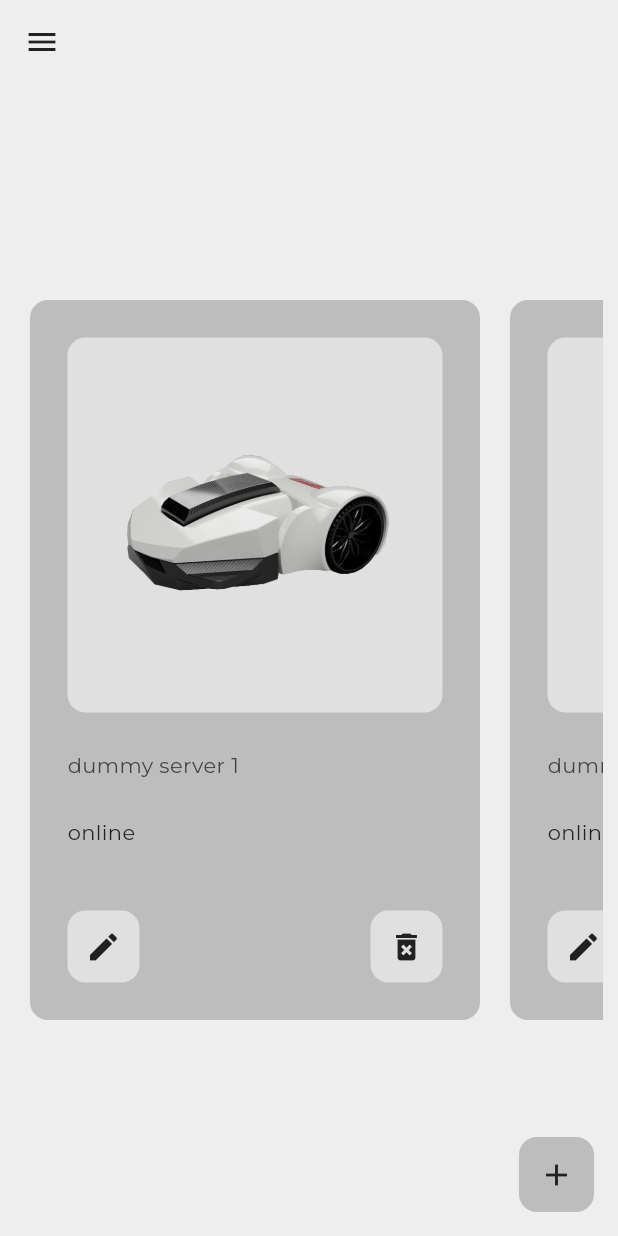
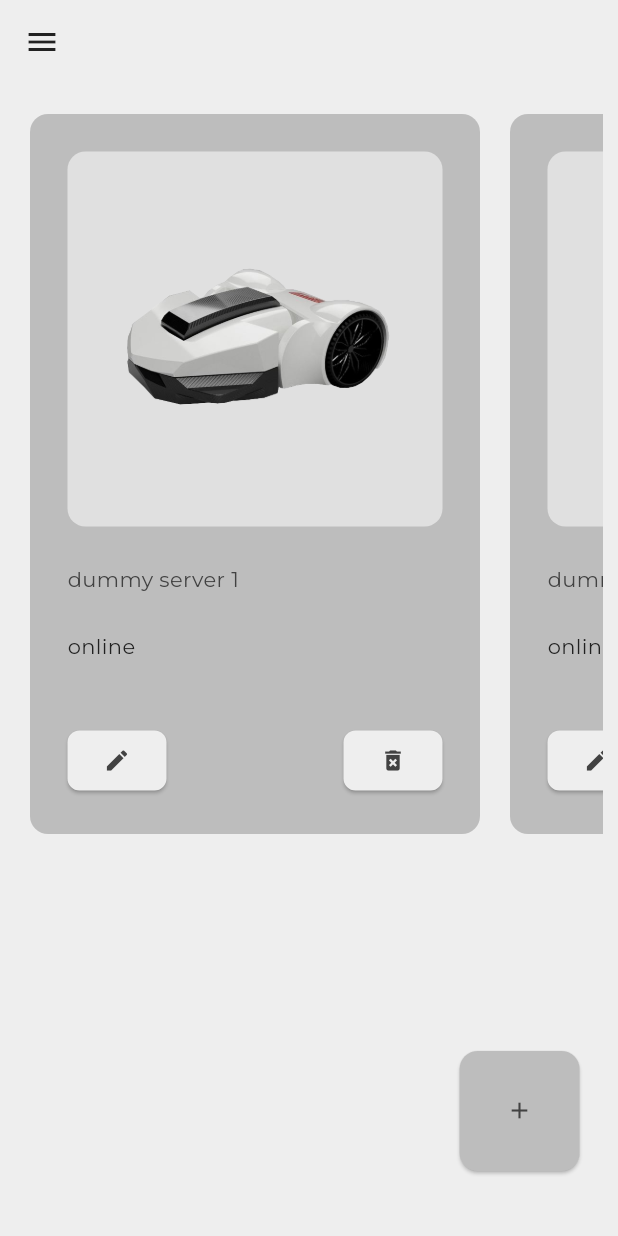
Before and after one commit to EinEinfach/CaSSAndRA_native, a Flutter app: the screen it shows after launch, on a phone screen of 412 x 824 dp. Run offline on Flutter 3.47's test engine with Material 3 defaults, Android fonts, the phone set to English and light mode, and no system bars; drawn by our look-alikes of flutter_animate; our stand-ins replace bootstrap_icons, google_fonts, google_nav_bar; missing offline and left inert: mqtt_client, polygon.

Commit message:
Add remove server on servers page

```diff
--- a/cassandra_native/lib/components/server_page/server_item.dart
+++ /dev/null
@@ -1,84 +0,0 @@
-import 'package:flutter/material.dart';
-
-import 'package:cassandra_native/models/server.dart';
-
-class ServerItem extends StatelessWidget {
-  final Server server;
-  final void Function()? onTap;
-
-  const ServerItem({
-    super.key,
-    required this.server,
-    required this.onTap,
-  });
-
-
-  @override
-  Widget build(BuildContext context) {
-    return Container(
-        decoration: BoxDecoration(
-          color: Theme.of(context).colorScheme.primary,
-          borderRadius: BorderRadius.circular(12),
-        ),
-        margin: const EdgeInsets.all(10),
-        padding: const EdgeInsets.all(25),
-        width: 300,
-        child: Column(
-          crossAxisAlignment: CrossAxisAlignment.start,
-          mainAxisAlignment: MainAxisAlignment.spaceBetween,
-          children: [
-            Column(
-              crossAxisAlignment: CrossAxisAlignment.start,
-              children: [
-                AspectRatio(
-                  aspectRatio: 1,
-                  child: Container(
-                    decoration: BoxDecoration(
-                      color: Theme.of(context).colorScheme.secondary,
-                      borderRadius: BorderRadius.circular(12),
-                    ),
-                    width: double.infinity,
-                    padding: const EdgeInsets.all(25),
-                    child: categoryImages[server.category],
-                  ),
-                ),
-                const SizedBox(
-                  height: 25,
-                ),
-                Text(
-                  server.clientId,
-                  style: TextStyle(
-                      color: Theme.of(context).colorScheme.inversePrimary),
-                ),
-                const SizedBox(
-                  height: 25,
-                ),
-                const Text("online"),
-              ],
-            ),
-            Row(mainAxisAlignment: MainAxisAlignment.spaceBetween, children: [
-              Container(
-                decoration: BoxDecoration(
-                  color: Theme.of(context).colorScheme.secondary,
-                  borderRadius: BorderRadius.circular(12),
-                ),
-                child: IconButton(
-                  onPressed: () {},
-                  icon: const Icon(Icons.edit),
-                ),
-              ),
-              Container(
-                decoration: BoxDecoration(
-                  color: Theme.of(context).colorScheme.secondary,
-                  borderRadius: BorderRadius.circular(12),
-                ),
-                child: IconButton(
-                  onPressed: onTap,
-                  icon: const Icon(Icons.delete_forever),
-                ),
-              ),
-            ]),
-          ],
-        ));
-  }
-}
--- /dev/null
+++ b/cassandra_native/lib/components/servers_page/server_item.dart
@@ -0,0 +1,87 @@
+import 'package:flutter/material.dart';
+
+import 'package:cassandra_native/models/server.dart';
+
+class ServerItem extends StatelessWidget {
+  final Server server;
+  final void Function()? onRemoveServer;
+
+  const ServerItem({
+    super.key,
+    required this.server,
+    required this.onRemoveServer,
+  });
+
+  @override
+  Widget build(BuildContext context) {
+    return Container(
+      decoration: BoxDecoration(
+        color: Theme.of(context).colorScheme.primary,
+        borderRadius: BorderRadius.circular(12),
+      ),
+      margin: const EdgeInsets.all(10),
+      padding: const EdgeInsets.all(25),
+      width: 300,
+      child: Column(
+        crossAxisAlignment: CrossAxisAlignment.start,
+        mainAxisAlignment: MainAxisAlignment.spaceBetween,
+        children: [
+          Column(
+            crossAxisAlignment: CrossAxisAlignment.start,
+            children: [
+              AspectRatio(
+                aspectRatio: 1,
+                child: Container(
+                  decoration: BoxDecoration(
+                    color: Theme.of(context).colorScheme.secondary,
+                    borderRadius: BorderRadius.circular(12),
+                  ),
+                  width: double.infinity,
+                  padding: const EdgeInsets.all(25),
+                  child: categoryImages[server.category],
+                ),
+              ),
+              const SizedBox(
+                height: 25,
+              ),
+              Text(
+                server.clientId,
+                style: TextStyle(
+                    color: Theme.of(context).colorScheme.inversePrimary),
+              ),
+              const SizedBox(
+                height: 25,
+              ),
+              const Text("online"),
+            ],
+          ),
+          Row(
+            mainAxisAlignment: MainAxisAlignment.spaceBetween,
+            children: [
+              ElevatedButton(
+                style: ElevatedButton.styleFrom(
+                  shape: RoundedRectangleBorder(
+                    borderRadius: BorderRadius.circular(8),
+                  ),
+                ),
+                onPressed: () {},
+                child: Icon(Icons.edit,
+                    color: Theme.of(context).colorScheme.inversePrimary),
+              ),
+              ElevatedButton(
+                style: ElevatedButton.styleFrom(
+                  shape: RoundedRectangleBorder(
+                    borderRadius: BorderRadius.circular(8),
+                  ),
+                ),
+                onPressed: onRemoveServer,
+                child: Icon(Icons.delete_forever,
+                    color: Theme.of(context).colorScheme.inversePrimary),
+              ),
+            ],
+          ),
+        ],
+      ),
+    );
+  }
+}
--- a/cassandra_native/lib/pages/mobile/servers_page_mobile.dart
+++ b/cassandra_native/lib/pages/mobile/servers_page_mobile.dart
@@ -21,18 +21,6 @@ class ServersPageMobile extends StatelessWidget {
           );
         }),
       ),
-      floatingActionButton: Container(
-        height: 50,
-        width: 50,
-        decoration: BoxDecoration(
-          color: Theme.of(context).colorScheme.primary,
-          borderRadius: BorderRadius.circular(12),
-        ),
-        child: IconButton(
-          icon: const Icon(Icons.add),
-          onPressed: () {},
-        ),
-      ),
       drawer: const NavDrawer(),
       body: Center(
         child: Padding(
--- a/cassandra_native/lib/pages/servers_page.dart
+++ b/cassandra_native/lib/pages/servers_page.dart
@@ -1,11 +1,13 @@
 import 'package:flutter/material.dart';
+import 'package:flutter_animate/flutter_animate.dart';
 import 'package:provider/provider.dart';
 
 import 'package:cassandra_native/data/ui_state.dart';
 import 'package:cassandra_native/pages/mobile/servers_page_mobile.dart';
 import 'package:cassandra_native/pages/tablet/servers_page_tablet.dart';
 import 'package:cassandra_native/pages/desktop/servers_page_desktop.dart';
-import 'package:cassandra_native/components/server_page/server_item.dart';
+import 'package:cassandra_native/components/servers_page/new_server.dart';
+import 'package:cassandra_native/components/servers_page/server_item.dart';
 import 'package:cassandra_native/models/server.dart';
 
 class ServersPage extends StatefulWidget {
@@ -16,7 +18,6 @@ class ServersPage extends StatefulWidget {
 }
 
 class _ServersPageDesktopState extends State<ServersPage> {
-
   void removeServer(BuildContext context, Server server) {
     showDialog(
       context: context,
@@ -39,11 +40,27 @@ class _ServersPageDesktopState extends State<ServersPage> {
     );
   }
 
+  void addServer(Server server) {
+    setState(() {
+      context.read<Servers>().addServer(server);
+    });
+  }
+
+  void openAddServerOverlay() {
+    showModalBottomSheet(
+      //isScrollControlled: true,
+      context: context,
+      builder: (ctx) => NewServer(onAddServer: addServer),
+    );
+  }
+
   @override
   Widget build(BuildContext context) {
     final registredServers = context.watch<Servers>().servers;
-    Widget mainContent = const Center(
-      child: Text('No Server found. Start with add button'),
+    Widget mainContent = Center(
+      child: const Text('No Server found. Start with add button')
+          .animate()
+          .shake(),
     );
     if (registredServers.isNotEmpty) {
       mainContent = SizedBox(
@@ -55,20 +72,52 @@ class _ServersPageDesktopState extends State<ServersPage> {
             final server = registredServers[index];
             return ServerItem(
               server: server,
-              onTap: () => removeServer(context, server),
-            );
+              onRemoveServer: () => removeServer(context, server),
+            ).animate().fadeIn().scale();
           },
         ),
       );
     }
-    return LayoutBuilder(builder: (context, constrains){
+
+    mainContent = Stack(
+      children: [
+        Container(
+          child: mainContent,
+        ),
+        Container(
+          alignment: const Alignment(0.9, 0.9),
+          child: Container(
+            height: 80,
+            width: 80,
+            decoration: BoxDecoration(
+              borderRadius: BorderRadius.circular(12),
+            ),
+            child: ElevatedButton(
+              onPressed: openAddServerOverlay,
+              style: ElevatedButton.styleFrom(
+                backgroundColor: Theme.of(context).colorScheme.primary,
+                shape: RoundedRectangleBorder(
+                  borderRadius: BorderRadius.circular(12),
+                ),
+              ),
+              child: Icon(
+                Icons.add,
+                color: Theme.of(context).colorScheme.inversePrimary,
+              ),
+            ),
+          ),
+        ),
+      ],
+    );
+
+    return LayoutBuilder(builder: (context, constrains) {
       //+++++++++++++++++++++++++++++++++++++++++++++++mobile page++++++++++++++++++++++++++++++++++++++++++++++++++++
       if (constrains.maxWidth < smallWidth) {
         return ServersPageMobile(mainContent: mainContent);
-      //+++++++++++++++++++++++++++++++++++++++++++++++tablet page++++++++++++++++++++++++++++++++++++++++++++++++++++
+        //+++++++++++++++++++++++++++++++++++++++++++++++tablet page++++++++++++++++++++++++++++++++++++++++++++++++++++
       } else if (constrains.maxWidth < largeWidth) {
         return ServersPageTablet(mainContent: mainContent);
-      //+++++++++++++++++++++++++++++++++++++++++++++++desktop page++++++++++++++++++++++++++++++++++++++++++++++++++++
+        //+++++++++++++++++++++++++++++++++++++++++++++++desktop page++++++++++++++++++++++++++++++++++++++++++++++++++++
       } else {
         return ServersPageDesktop(mainContent: mainContent);
       }
--- a/cassandra_native/pubspec.yaml
+++ b/cassandra_native/pubspec.yaml
@@ -43,6 +43,7 @@ dependencies:
   flutter_map: ^7.0.0
   mqtt_client: ^10.2.1
   uuid: ^4.4.0
+  flutter_animate: ^4.5.0
 
 dev_dependencies:
   flutter_test:
```
Also changed, not shown: cassandra_native/lib/components/servers_page/new_server.dart (added, +173 -0 lines), cassandra_native/lib/pages/desktop/servers_page_desktop.dart (+10 -17 lines), cassandra_native/lib/pages/tablet/servers_page_tablet.dart (+0 -12 lines), cassandra_native/pubspec.lock.
